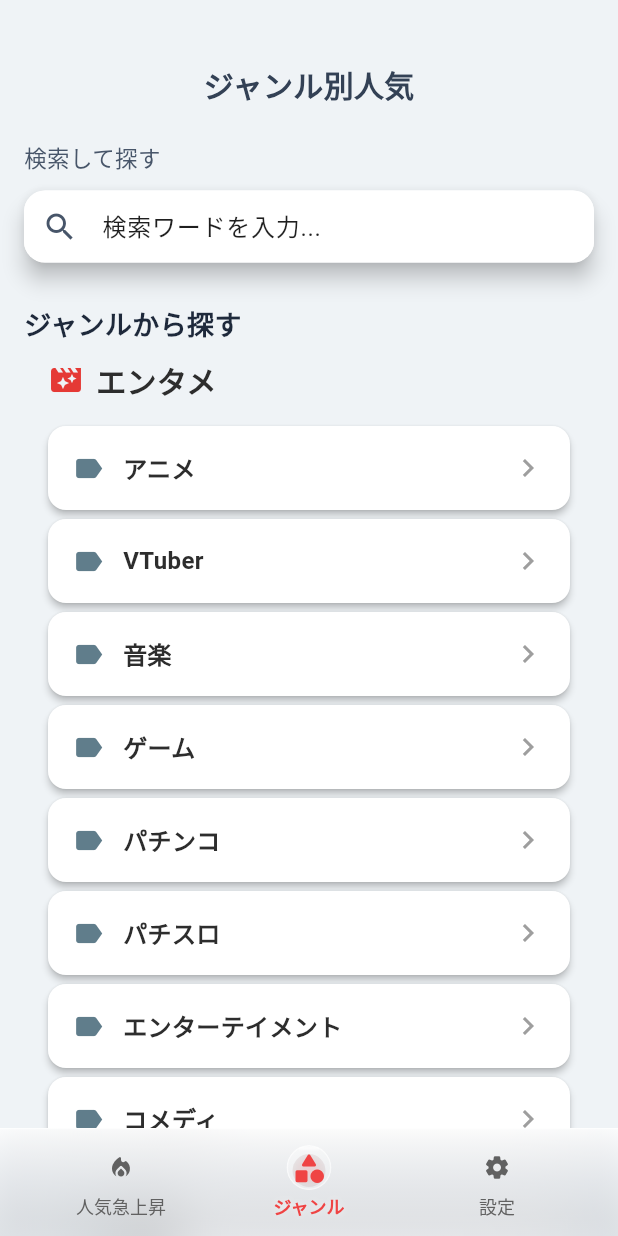
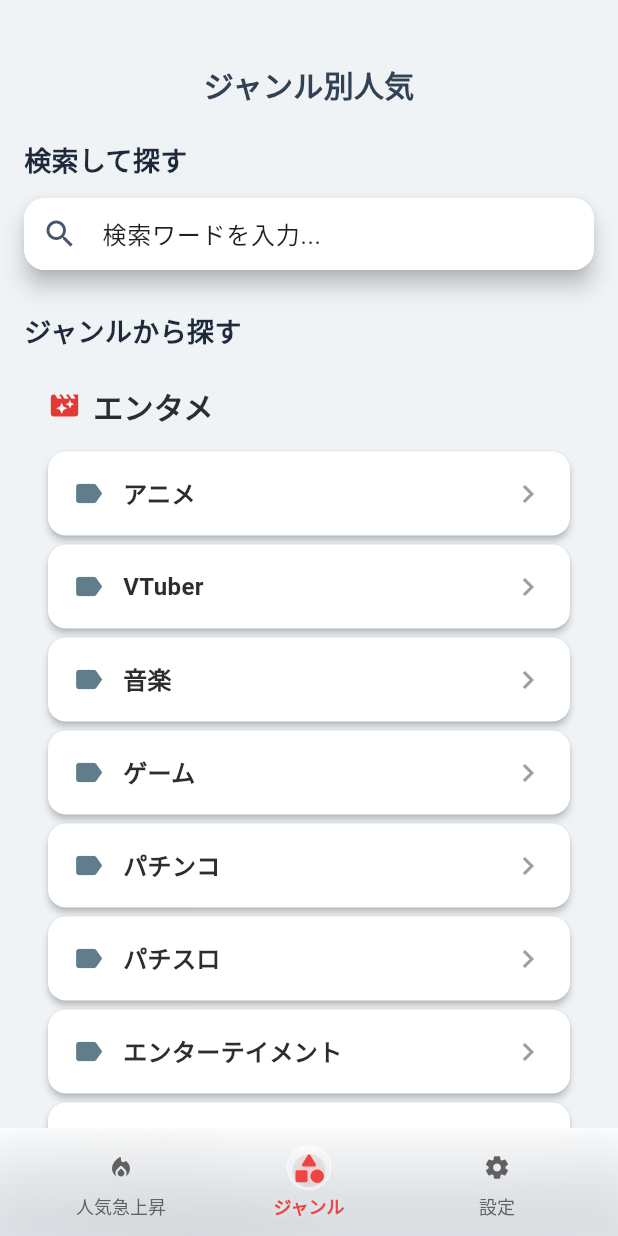
Before and after one commit to noguchim/tube_search, a Flutter app: the screen it shows after launch, item 2 of the bottom bar chosen, on a phone screen of 412 x 824 dp. Run offline on Flutter 3.47's test engine with Material 3 defaults, Android fonts, the light colour scheme and no system bars; our stand-ins replace logger, webview_flutter; network calls fail.

Commit message:
ジャンル画面構築まで

```diff
--- a/lib/data/genre_groups.dart
+++ b/lib/data/genre_groups.dart
@@ -67,7 +67,6 @@ const genreGroups = <GenreGroup>[
       GenreCategory(id: 1104, name: "パチスロ", isOfficial: false, query: "パチスロ"),
       GenreCategory(id: 24, name: "エンターテイメント", isOfficial: true, query: "Entertainment"),
       GenreCategory(id: 23, name: "コメディ", isOfficial: true, query: "Comedy"),
-      GenreCategory(id: 30, name: "映画", isOfficial: true, query: "Movie"),
     ],
   ),
 
@@ -80,7 +79,7 @@ const genreGroups = <GenreGroup>[
     color: Color(0xFF1E88E5),
     icon: Icons.home_filled,
     items: [
-      GenreCategory(id: 1201, name: "ファミリー・キッズ", isOfficial: false, query: "family kids"),
+      GenreCategory(id: 1201, name: "ファミリー・キッズ", isOfficial: false, query: "ファミリー キッズ"),
       GenreCategory(id: 1202, name: "料理・グルメ", isOfficial: false, query: "料理 グルメ 食べ歩き"),
       GenreCategory(id: 1203, name: "美容", isOfficial: false, query: "美容"),
       GenreCategory(id: 1204, name: "ファッション", isOfficial: false, query: "ファッション"),
@@ -99,8 +98,7 @@ const genreGroups = <GenreGroup>[
     icon: Icons.psychology_alt,
     items: [
       GenreCategory(id: 25, name: "ニュース", isOfficial: true, query: "News"),
-      GenreCategory(id: 28, name: "科学 & 技術", isOfficial: true, query: "Science Technology"),
-      GenreCategory(id: 27, name: "教育", isOfficial: true, query: "Education"),
+      GenreCategory(id: 28, name: "科学 & 技術", isOfficial: true, query: "科学 技術"),
     ],
   ),
 
@@ -129,9 +127,8 @@ const genreGroups = <GenreGroup>[
     color: Color(0xFF455A64),
     icon: Icons.apps,
     items: [
-      GenreCategory(id: 19, name: "旅行 & イベント", isOfficial: true, query: "Travel Events"),
-      GenreCategory(id: 2, name: "自動車・乗り物", isOfficial: true, query: "Autos Vehicles"),
-      GenreCategory(id: 1501, name: "DIY", isOfficial: false, query: "DIY"),
+      GenreCategory(id: 2, name: "自動車・乗り物", isOfficial: true, query: "自動車 乗り物"),
+      GenreCategory(id: 1501, name: "DIY", isOfficial: false, query: "DIY 作り方"),
     ],
   ),
 ];
--- a/lib/screens/genre_screen.dart
+++ b/lib/screens/genre_screen.dart
@@ -1,6 +1,8 @@
+// lib/screens/genre_screen.dart
 import 'dart:async';
 import 'package:flutter/material.dart';
 import 'package:flutter/rendering.dart' show ScrollDirection;
+
 import '../services/youtube_api_service.dart';
 import '../data/genre_groups.dart';
 import 'genre_videos_screen.dart';
@@ -16,7 +18,6 @@ class GenreScreen extends StatefulWidget {
 
 class _GenreScreenState extends State<GenreScreen>
     with SingleTickerProviderStateMixin {
-
   final YouTubeApiService _apiService = YouTubeApiService();
 
   final ScrollController _scrollController = ScrollController();
@@ -31,6 +32,9 @@ class _GenreScreenState extends State<GenreScreen>
 
   /// 🔥 初回だけ “持ち上がり” を実行
   bool _isFirstTap = true;
+
+  /// 🔥 サジェストをタップして検索結果に遷移中かどうか
+  bool _isSearchingFromSuggest = false;
 
   /// 🔥 アニメーション（scale + shadow）
   late AnimationController _tapAnim;
@@ -54,7 +58,6 @@ class _GenreScreenState extends State<GenreScreen>
       CurvedAnimation(parent: _tapAnim, curve: Curves.easeOut),
     );
   }
-
 
   @override
   void dispose() {
@@ -133,7 +136,7 @@ class _GenreScreenState extends State<GenreScreen>
   }
 
   // ----------------------------------------------------
-  // 🔍 検索フォーム（浮き上がり付き）
+  // 🔍 検索フォーム（浮き上がり＋右端ミニローダー）
   // ----------------------------------------------------
   Widget _buildSearchField() {
     return Container(
@@ -147,6 +150,7 @@ class _GenreScreenState extends State<GenreScreen>
               elevation: _shadowAnim.value,
               borderRadius: BorderRadius.circular(14),
               child: Stack(
+                alignment: Alignment.centerRight,
                 children: [
                   // TextField 本体
                   Container(
@@ -167,6 +171,17 @@ class _GenreScreenState extends State<GenreScreen>
                     ),
                   ),
 
+                  // 🔄 サジェスト→遷移中の小さなローダー
+                  if (_isSearchingFromSuggest)
+                    const Padding(
+                      padding: EdgeInsets.only(right: 12),
+                      child: SizedBox(
+                        width: 16,
+                        height: 16,
+                        child: CircularProgressIndicator(strokeWidth: 2),
+                      ),
+                    ),
+
                   // 🔥 上部をキャッチする透明のタップレイヤー
                   Positioned.fill(
                     child: GestureDetector(
@@ -183,18 +198,21 @@ class _GenreScreenState extends State<GenreScreen>
     );
   }
 
+  // ----------------------------------------------------
+  // 🔥 グループセクション
+  // ----------------------------------------------------
   Widget _buildGroupSection(GenreGroup group) {
     return Container(
       margin: const EdgeInsets.fromLTRB(16, 6, 16, 0),
       child: Column(
         crossAxisAlignment: CrossAxisAlignment.start,
         children: [
-          // グループタイトル
+          // グループタイトル（上広め / 下きつめ）
           Padding(
-            padding: const EdgeInsets.symmetric(horizontal: 16),
+            padding: const EdgeInsets.fromLTRB(16, 16, 16, 0),
             child: Row(
               children: [
-                Icon(group.icon, color: group.color),
+                Icon(group.icon, color: group.color, size: 22),
                 const SizedBox(width: 8),
                 Text(
                   group.name,
@@ -239,9 +257,9 @@ class _GenreScreenState extends State<GenreScreen>
                         context,
                         MaterialPageRoute(
                           builder: (_) => GenreVideosScreen(
-                            categoryId: baseCatId,   // 公式カテゴリID
-                            categoryTitle: cat.name, // 表示名
-                            keyword: cat.query,      // 追加 ← 新パラメータ
+                            categoryId: baseCatId, // 公式カテゴリID
+                            categoryTitle: cat.name,
+                            keyword: cat.query, // 追加キーワード
                           ),
                         ),
                       );
@@ -277,7 +295,7 @@ class _GenreScreenState extends State<GenreScreen>
   }
 
   // ----------------------------------------------------
-  // 🔍 サジェスト
+  // 🔍 サジェスト一覧
   // ----------------------------------------------------
   Widget _buildSuggestions() {
     if (_searchCtrl.text.isEmpty || _suggestions.isEmpty) {
@@ -310,10 +328,44 @@ class _GenreScreenState extends State<GenreScreen>
               dense: true,
               leading: const Icon(Icons.search, size: 20),
               title: Text(s),
-              onTap: () {
-                _searchCtrl.text = s;
+              onTap: () async {
+                // ① デバウンス停止
+                _debounce?.cancel();
+
+                final kw = s;
+
+                // ② 選択内容を入力欄に反映して見せる
+                _searchCtrl.text = kw;
                 _focusNode.unfocus();
-                setState(() => _suggestions = []);
+
+                // ③ サジェストを閉じてミニローダーON
+                setState(() {
+                  _suggestions = [];
+                  _isSearchingFromSuggest = true;
+                });
+
+                // ④ UXのため 0.25秒だけ“選んだ感”を見せる
+                await Future.delayed(const Duration(milliseconds: 1000));
+
+                if (!mounted) return;
+
+                // ⑤ 結果画面へ遷移（キーワード検索モード）
+                await Navigator.push(
+                  context,
+                  MaterialPageRoute(
+                    builder: (_) => GenreVideosScreen(
+                      categoryId: '0', // 特別扱い用ダミーID
+                      categoryTitle: kw,
+                      keyword: kw,
+                    ),
+                  ),
+                );
+
+                // ⑥ 戻ってきたらローダーOFF
+                if (!mounted) return;
+                setState(() {
+                  _isSearchingFromSuggest = false;
+                });
               },
             ),
           ),
@@ -353,15 +405,15 @@ class _GenreScreenState extends State<GenreScreen>
             ),
           ),
 
-          SliverToBoxAdapter(
+          const SliverToBoxAdapter(
             child: Padding(
-              padding: const EdgeInsets.fromLTRB(16, 12, 16, 4),
+              padding: EdgeInsets.fromLTRB(16, 12, 16, 4),
               child: Text(
                 "検索して探す",
-                style: const TextStyle(
-                  fontSize: 15,
-                  fontWeight: FontWeight.w500,
-                  color: Color(0xFF475569), // 少し淡い
+                style: TextStyle(
+                  fontSize: 18,
+                  fontWeight: FontWeight.w700,
+                  color: Color(0xFF1E293B),
                 ),
               ),
             ),
@@ -373,26 +425,26 @@ class _GenreScreenState extends State<GenreScreen>
           // 🔍サジェスト
           SliverToBoxAdapter(child: _buildSuggestions()),
 
-          SliverToBoxAdapter(
+          const SliverToBoxAdapter(
             child: Padding(
-              padding: const EdgeInsets.fromLTRB(16, 12, 16, 4),
+              padding: EdgeInsets.fromLTRB(16, 12, 16, 0),
               child: Text(
                 "ジャンルから探す",
-                style: const TextStyle(
+                style: TextStyle(
                   fontSize: 18,
                   fontWeight: FontWeight.w700,
-                  color: Color(0xFF1E293B), // 濃いめ
+                  color: Color(0xFF1E293B),
                 ),
               ),
             ),
           ),
 
-          // 🔥🔥🔥ココに genreGroups を描画🔥🔥🔥
+          // 🔥 ジャンルグループ一覧
           SliverList(
             delegate: SliverChildBuilderDelegate(
                   (context, groupIndex) {
                 final group = genreGroups[groupIndex];
-                return _buildGroupSection(group); // ← ここで表示！
+                return _buildGroupSection(group);
               },
               childCount: genreGroups.length,
             ),
--- /dev/null
+++ b/lib/utils/app_logger.dart
@@ -0,0 +1,8 @@
+import 'package:logger/logger.dart';
+
+final logger = Logger(
+  printer: PrettyPrinter(
+    methodCount: 0, // コールスタック非表示
+    colors: true,
+  ),
+);
--- a/pubspec.yaml
+++ b/pubspec.yaml
@@ -13,6 +13,7 @@ dependencies:
   intl: ^0.18.0
   webview_flutter: ^4.4.1
   # 👆 他の依存関係をここに書く
+  logger: ^2.0.2
 
 flutter:
   uses-material-design: true
```
Also changed, not shown: lib/screens/genre_videos_screen.dart (+87 -82 lines), lib/services/youtube_api_service.dart (+206 -60 lines), lib/widgets/custom_app_bar.dart (line endings or trailing spaces).
